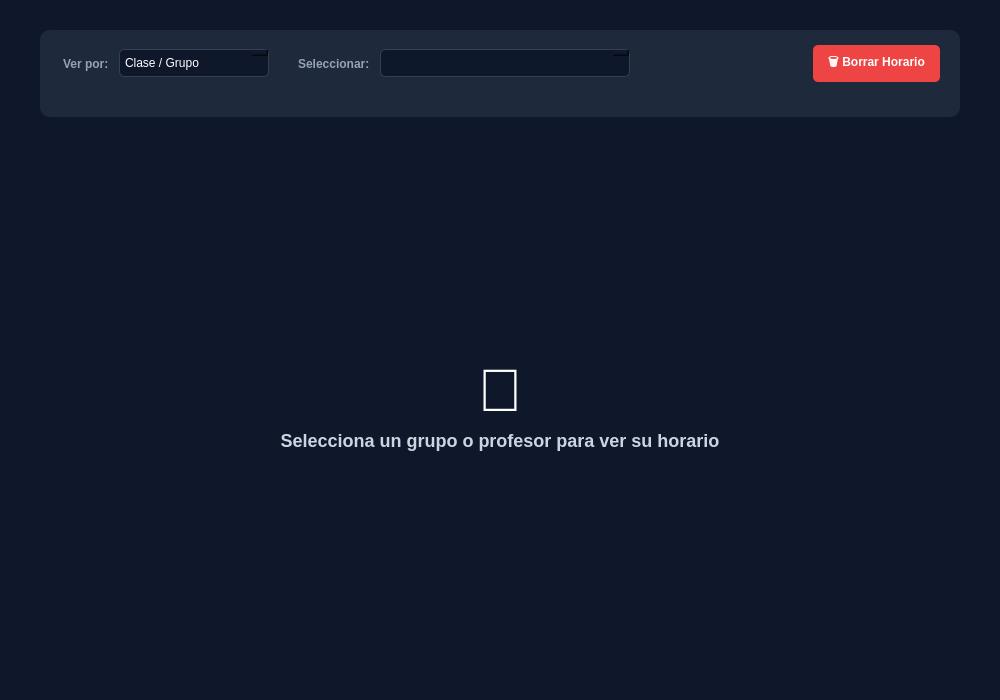
Qt form ui/pages/pagina_horario.ui (moramirete/generadorHorarios) before a commit.
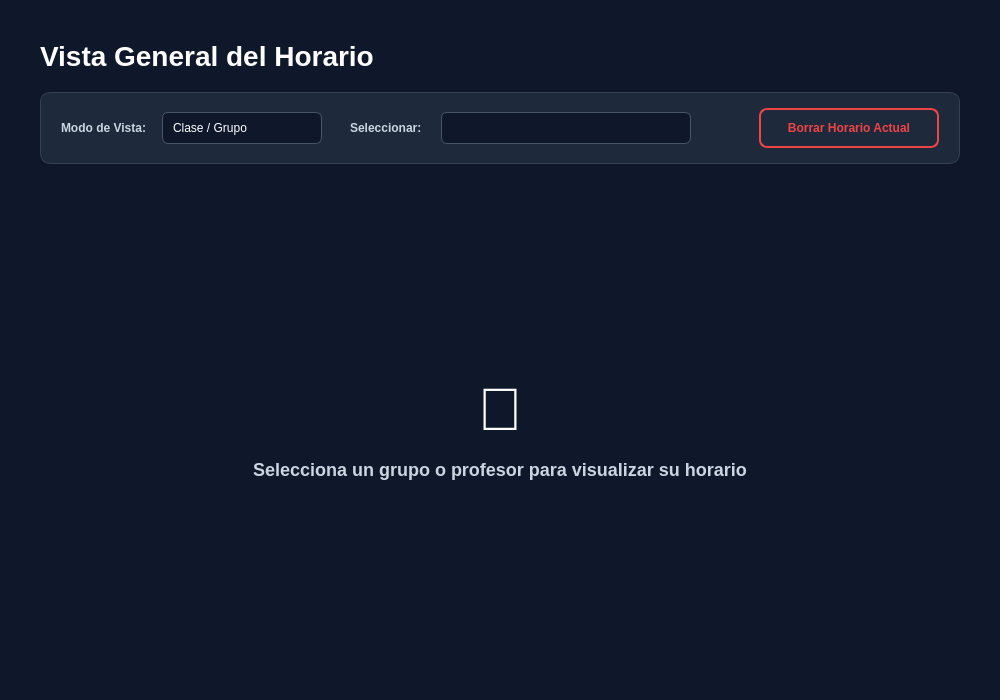
The same form after that commit.

```diff
--- a/ui/pages/pagina_horario.ui
+++ b/ui/pages/pagina_horario.ui
@@ -15,13 +15,13 @@
   </property>
   <layout class="QVBoxLayout" name="verticalLayoutMain">
    <property name="spacing">
-    <number>0</number>
+    <number>20</number>
    </property>
    <property name="leftMargin">
     <number>40</number>
    </property>
    <property name="topMargin">
-    <number>30</number>
+    <number>40</number>
    </property>
    <property name="rightMargin">
     <number>40</number>
@@ -29,14 +29,57 @@
    <property name="bottomMargin">
     <number>30</number>
    </property>
-   
-   <!-- HEADER CON FILTROS -->
+   <item>
+    <layout class="QVBoxLayout" name="layoutTitulos">
+     <property name="spacing">
+      <number>5</number>
+     </property>
+     <item>
+      <widget class="QLabel" name="lblTitulo">
+       <property name="styleSheet">
+        <string>font-size: 28px; font-weight: bold; color: white;</string>
+       </property>
+       <property name="text">
+        <string>Vista General del Horario</string>
+       </property>
+      </widget>
+     </item>
+    </layout>
+   </item>
    <item>
     <widget class="QFrame" name="frameHeader">
      <property name="styleSheet">
-      <string>background-color: #1e293b; border-radius: 10px; margin-bottom: 20px;</string>
+      <string>
+        QFrame#frameHeader {
+            background-color: #1e293b; 
+            border-radius: 10px; 
+            border: 1px solid #334155;
+        }
+        QLabel {
+            color: #cbd5e1;
+            font-weight: 600;
+        }
+        QComboBox {
+            background-color: #0f172a;
+            border: 1px solid #475569;
+            border-radius: 6px;
+            padding: 5px 10px;
+            color: white;
+            min-height: 20px;
+        }
+        QComboBox::drop-down {
+            border: none;
+            width: 20px;
+        }
+        QComboBox:on { /* cuando se abre */
+            border-color: #38bdf8;
+        }
+      </string>
      </property>
      <layout class="QHBoxLayout" name="hl_header">
+      <property name="spacing">
+       <number>15</number>
+      </property>
       <property name="leftMargin">
        <number>20</number>
       </property>
@@ -52,11 +95,11 @@
       
       <item>
        <widget class="QLabel" name="lblModo">
-        <property name="text">
-         <string>Ver por:</string>
-        </property>
         <property name="styleSheet">
-         <string>font-weight:bold; color:#94a3b8;</string>
+         <string notr="true">background-color:#1e293b</string>
+        </property>
+        <property name="text">
+         <string>Modo de Vista:</string>
         </property>
        </widget>
       </item>
@@ -65,12 +108,12 @@
        <widget class="QComboBox" name="comboModo">
         <property name="minimumSize">
          <size>
-          <width>150</width>
-          <height>35</height>
+          <width>160</width>
+          <height>32</height>
          </size>
         </property>
-        <property name="styleSheet">
-         <string>background-color:#0f172a; border:1px solid #334155; padding:5px; border-radius:5px;</string>
+        <property name="cursor">
+         <cursorShape>PointingHandCursor</cursorShape>
         </property>
         <item>
          <property name="text">
@@ -87,12 +130,12 @@
       
       <item>
        <widget class="QLabel" name="lblFiltro">
+        <property name="styleSheet">
+         <string notr="true">margin-left: 10px; background-color:#1e293b;</string>
+        </property>
         <property name="text">
          <string>Seleccionar:</string>
         </property>
-        <property name="styleSheet">
-         <string>font-weight:bold; color:#94a3b8; margin-left: 20px;</string>
-        </property>
        </widget>
       </item>
       
@@ -101,11 +144,11 @@
         <property name="minimumSize">
          <size>
           <width>250</width>
-          <height>35</height>
+          <height>32</height>
          </size>
         </property>
-        <property name="styleSheet">
-         <string>background-color:#0f172a; border:1px solid #334155; padding:5px; border-radius:5px;</string>
+        <property name="cursor">
+         <cursorShape>PointingHandCursor</cursorShape>
         </property>
        </widget>
       </item>
@@ -126,14 +169,40 @@
       
       <item>
        <widget class="QPushButton" name="btnBorrarHorario">
-        <property name="text">
-         <string>🗑 Borrar Horario</string>
+        <property name="minimumSize">
+         <size>
+          <width>180</width>
+          <height>40</height>
+         </size>
+        </property>
+        <property name="maximumSize">
+         <size>
+          <width>16777215</width>
+          <height>50</height>
+         </size>
         </property>
         <property name="cursor">
          <cursorShape>PointingHandCursor</cursorShape>
         </property>
         <property name="styleSheet">
-         <string>QPushButton { background-color: #ef4444; color: white; font-weight: bold; padding: 8px 15px; border-radius: 5px; } QPushButton:hover { background-color: #dc2626; }</string>
+         <string notr="true">
+            QPushButton { 
+                background-color: transparent; 
+                color: #ef4444; 
+                border: 2px solid #ef4444; 
+                border-radius: 8px; 
+                padding: 8px 20px; 
+                font-weight: bold; 
+                font-size: 12px;
+            } 
+            QPushButton:hover { 
+                background-color: #ef4444; 
+                color: white; 
+            }
+         </string>
+        </property>
+        <property name="text">
+         <string>Borrar Horario Actual</string>
         </property>
        </widget>
       </item>
@@ -179,15 +248,15 @@
        </item>
        <item>
         <widget class="QLabel" name="lblText">
+         <property name="styleSheet">
+          <string>font-size: 18px; color:#cbd5e1; font-weight:bold; margin-top: 10px;</string>
+         </property>
          <property name="text">
-          <string>Selecciona un grupo o profesor para ver su horario</string>
+          <string>Selecciona un grupo o profesor para visualizar su horario</string>
          </property>
          <property name="alignment">
           <set>Qt::AlignCenter</set>
          </property>
-         <property name="styleSheet">
-          <string>font-size: 18px; color:#cbd5e1; font-weight:bold;</string>
-         </property>
         </widget>
        </item>
        <item>
```
Left out of the diff: 39 changed lines with no effect on the pictures.
